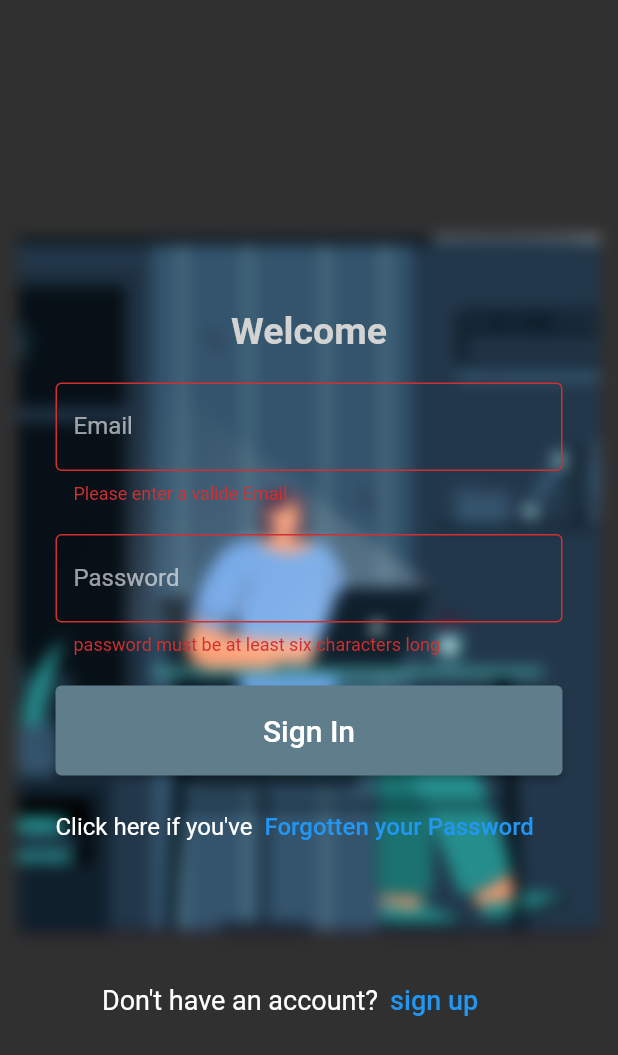
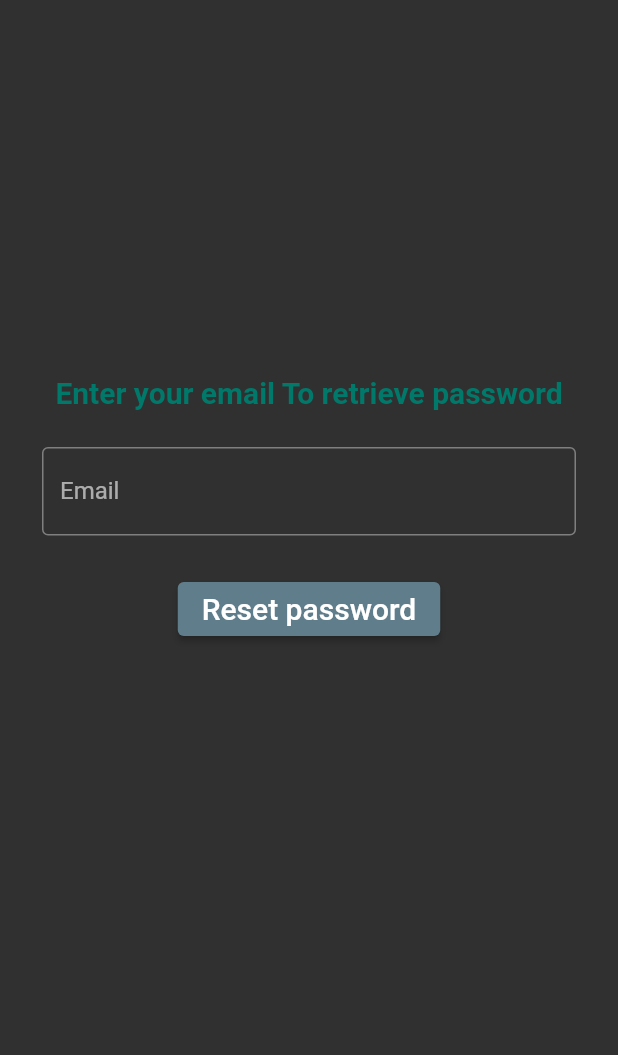
Before and after one commit to mohdop/note_app, a Flutter app: the Login screen opened by its route, after a tap on "Sign In", after a tap on "Forgotten your Password", on a phone screen of 412 x 824 dp. Shown: the top 1055 px of the screen. Run offline on Flutter 3.47's test engine with Material 2 defaults, Android fonts, the phone set to English and light mode, and no system bars; our stand-ins replace cloud_firestore, connectivity, email_validator, firebase_auth, firebase_core; accounts and stored records are empty.

Commit message:
password reset finished, verify email not finished

```diff
--- a/lib/main.dart
+++ b/lib/main.dart
@@ -1,9 +1,11 @@
 import 'package:firebase_auth/firebase_auth.dart';
 import 'package:firebase_core/firebase_core.dart';
 import 'package:flutter/material.dart';
+import 'package:note_taking/models/utils.dart';
 import 'package:note_taking/pages/listeNotes.dart';
 import 'package:note_taking/pages/login.dart';
 import 'package:note_taking/pages/noteTake.dart';
+import 'package:note_taking/pages/password.dart';
 import 'package:note_taking/pages/signUp.dart';
 import 'package:note_taking/pages/voir_note.dart';
 
@@ -12,9 +14,10 @@ void main() async{
    WidgetsFlutterBinding.ensureInitialized();
   await Firebase.initializeApp();
   runApp( MaterialApp(
+    scaffoldMessengerKey: Utils.messengerKey,
     theme:ThemeData.dark(),
     debugShowCheckedModeBanner: false,
-    home: SignUp(),
+    home: Login(),
     initialRoute: "",
     routes: {
       "/takeNote": (context) => newNote(),
@@ -22,6 +25,7 @@ void main() async{
       "/voirNote":(context) => voirNote(),
       "/connexion":(context)=> Login(),
       "/inscription":(context) => SignUp(),
+      "/password":(context) => password()
 
     },
   ));
--- /dev/null
+++ b/lib/models/utils.dart
@@ -0,0 +1,16 @@
+import 'package:flutter/material.dart';
+
+
+
+class Utils {
+  static final messengerKey = GlobalKey<ScaffoldMessengerState>();
+  static showSnackBar(String? text){
+    if (text == null) return;
+
+    final snackBar = SnackBar(content: Text(text), backgroundColor: Colors.red,);
+
+    messengerKey.currentState!
+    ..removeCurrentSnackBar()
+    ..showSnackBar(snackBar);
+  }
+}
--- a/lib/pages/login.dart
+++ b/lib/pages/login.dart
@@ -3,6 +3,7 @@ import 'dart:ui';
 import 'package:email_validator/email_validator.dart';
 import 'package:firebase_auth/firebase_auth.dart';
 import 'package:flutter/material.dart';
+import 'package:note_taking/models/utils.dart';
 
 
 class Login extends StatefulWidget {
@@ -16,12 +17,7 @@ class _LoginState extends State<Login> {
   final mailController = TextEditingController();
   final passwordController = TextEditingController();
   final formKey = GlobalKey<FormState>();
-  @override
-  void dispose(){
-    mailController.dispose();
-    passwordController.dispose();
-    super.dispose();
-  }
+
 
   @override
   Widget build(BuildContext context) {
@@ -66,6 +62,7 @@ class _LoginState extends State<Login> {
               ),
               SizedBox(height: 20),
               TextFormField(
+
                 controller: mailController,
                 decoration: InputDecoration(
                   labelText: "Email",
@@ -80,6 +77,7 @@ class _LoginState extends State<Login> {
               ),
               SizedBox(height: 20),
               TextFormField(
+                obscureText: true,
                 controller: passwordController,
                 decoration: InputDecoration(
                   labelText: "Password",
@@ -107,7 +105,9 @@ class _LoginState extends State<Login> {
               Row(
                 children: [
                   Text("Click here if you've",style: TextStyle(fontSize: 16)),
-                  TextButton(onPressed: () {}, child: Text("Forgotten your Password",style: TextStyle(fontSize: 16))),
+                  TextButton(onPressed: () {
+                    Navigator.pushNamed(context, "/password");
+                  }, child: Text("Forgotten your Password",style: TextStyle(fontSize: 16))),
                 ],
               ),
             ],
@@ -143,17 +143,20 @@ class _LoginState extends State<Login> {
     );
   }
  Future signIn() async {
-    final isValid = formKey.currentState!.validate();
-    if (isValid) return;
+  final isValid = formKey.currentState!.validate();
+  if (!isValid) return; // Check if form is not valid, then return early
+
   try {
     await FirebaseAuth.instance.signInWithEmailAndPassword(
       email: mailController.text.trim(),
       password: passwordController.text.trim(),
     );
     Navigator.pushReplacementNamed(context, '/listNotes');
-  } catch (e) {
+  }on FirebaseAuthException catch (e) {
     print('Sign-in error: $e');
+    Utils.showSnackBar(e.message);
   }
 }
 
+
 }
--- /dev/null
+++ b/lib/pages/password.dart
@@ -0,0 +1,66 @@
+import 'package:email_validator/email_validator.dart';
+import 'package:firebase_auth/firebase_auth.dart';
+import 'package:flutter/material.dart';
+import 'package:note_taking/models/utils.dart';
+
+class password extends StatefulWidget {
+  const password({super.key});
+
+  @override
+  State<password> createState() => _passwordState();
+}
+
+class _passwordState extends State<password> {
+  final emailController = TextEditingController();
+  final formKey = GlobalKey<FormState>();
+
+  @override
+  Widget build(BuildContext context) {
+    return Scaffold(
+      body: SingleChildScrollView(
+        child: Center(
+          child: Padding(
+            padding: const EdgeInsets.symmetric(horizontal:28.0),
+            child: Column(children: [
+              SizedBox(height: 250,),
+              Text("Enter your email To retrieve password",style: TextStyle(fontSize: 20,color: Colors.teal[700],fontWeight: FontWeight.bold),maxLines: 4,),
+              SizedBox(height: 25,),
+              TextFormField(
+                  controller: emailController,
+                  autovalidateMode: AutovalidateMode.onUserInteraction,
+                                  validator: (email) =>
+                                  email != null && !EmailValidator.validate(email)
+                                  ?'Please enter a valide Email'
+                                  :null,
+                  decoration: InputDecoration(
+                    labelText: "Email",
+                    hintText: 'Enter your email',
+                    border: OutlineInputBorder(),
+                  ),
+                ),SizedBox(height: 25,),
+                ElevatedButton(
+                  onPressed: resetPassword,
+                  child: Text('Reset password',style: TextStyle(fontSize: 20)),
+                  style: ButtonStyle(
+                    backgroundColor: MaterialStateProperty.all<Color>(Colors.blueGrey),
+                  ),
+                ),
+            ]),
+          ),
+        ),
+      ),
+    );
+  }
+  Future resetPassword() async{
+    try {
+      await FirebaseAuth.instance
+    .sendPasswordResetEmail(email: emailController.text.trim());
+   Utils.showSnackBar("Password reset email sent");
+   Navigator.of(context).popUntil((route) => route.isFirst);
+    } on FirebaseAuthException catch (e) {
+      print(e);
+      Utils.showSnackBar(e.message);
+      Navigator.of(context).pop();
+    }
+  }
+}
--- a/lib/pages/signUp.dart
+++ b/lib/pages/signUp.dart
@@ -3,6 +3,7 @@ import 'dart:ui';
 import 'package:email_validator/email_validator.dart';
 import 'package:firebase_auth/firebase_auth.dart';
 import 'package:flutter/material.dart';
+import 'package:note_taking/models/utils.dart';
 
 class SignUp extends StatefulWidget {
   const SignUp({Key? key}) : super(key: key);
@@ -74,6 +75,7 @@ class _SignUpState extends State<SignUp> {
                               ),
                               SizedBox(height: 20),
                               TextFormField(
+                                obscureText: true,
                                 controller: passwordController,
                                 decoration: InputDecoration(
                                   labelText: "Password",
@@ -132,7 +134,7 @@ class _SignUpState extends State<SignUp> {
 
   Future signUp() async {
   final isValid = formKey.currentState!.validate();
-    if (isValid) return;
+  if (!isValid) return; // Check if form is not valid, then return early
 
   try {
     await FirebaseAuth.instance.createUserWithEmailAndPassword(
@@ -142,6 +144,8 @@ class _SignUpState extends State<SignUp> {
     Navigator.pushReplacementNamed(context, '/listNotes'); // Navigate to the Notes page
   } on FirebaseAuthException catch (e) {
     print(e);
+    Utils.showSnackBar(e.message);
   }
 }
+
 }
```
Also changed, not shown: lib/pages/verifyEmail.dart (added, +43 -0 lines). Lines whose indentation alone changed are shown as unchanged.
